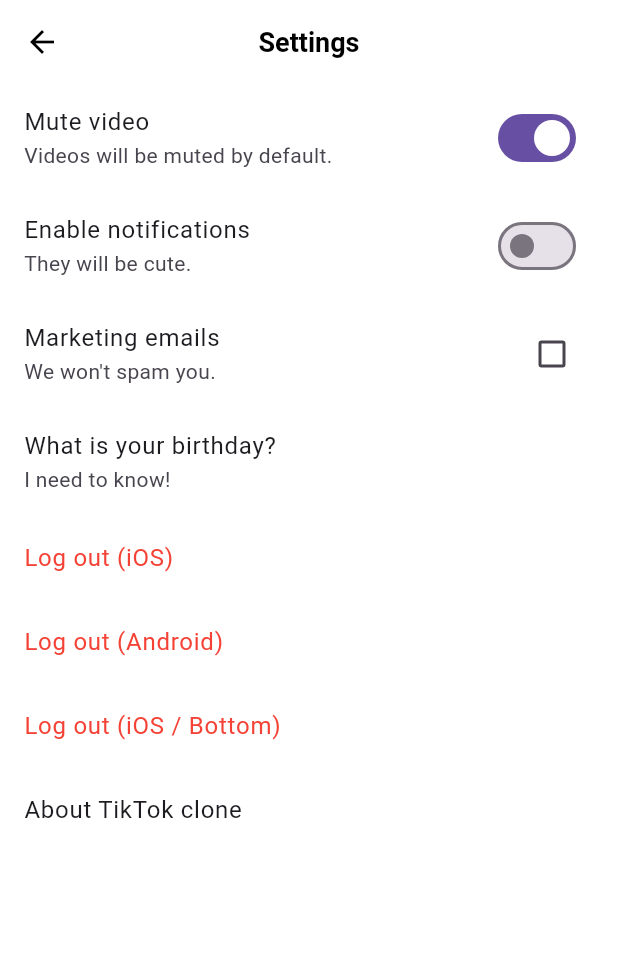
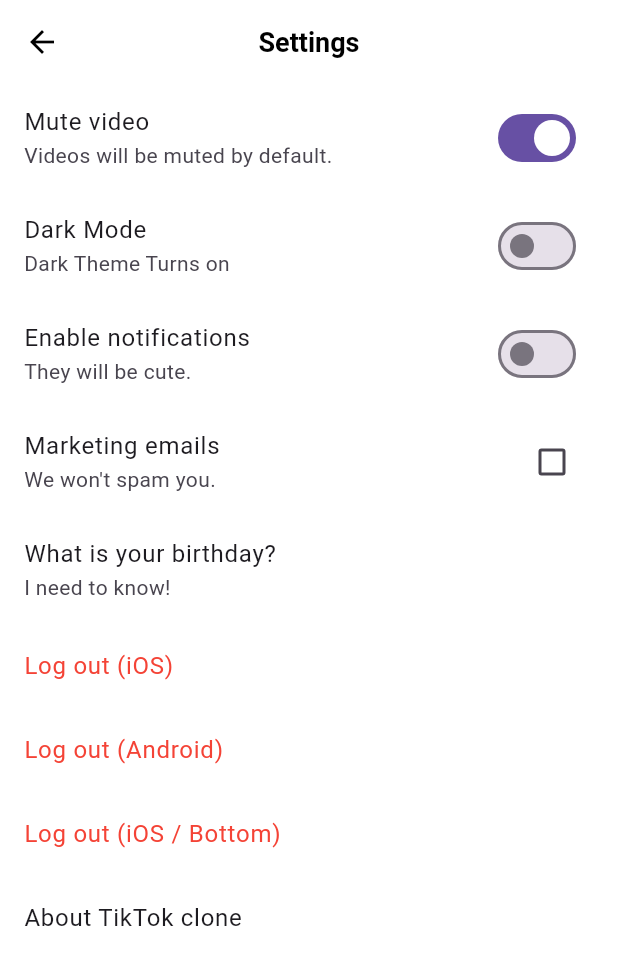
Before and after one commit to croner279/tiktok_clone, a Flutter app: the SettingsScreen screen opened directly, after a tap on "Mute video", on a phone screen of 412 x 824 dp. Shown: the top 965 px of the screen. Run offline on Flutter 3.47's test engine with Material 2 defaults, Android fonts, the phone set to English and light mode, and no system bars; our stand-ins replace camera, font_awesome_flutter, gallery_saver, go_router, image_picker, permission_handler and 2 more; network calls fail.

```diff
--- /dev/null
+++ b/tiktok/lib/common/widgets/main_navigation/widgets/darkMode_config.dart
@@ -0,0 +1,3 @@
+import 'package:flutter/foundation.dart';
+
+final darkModeConfig = ValueNotifier(false);
--- a/tiktok/lib/common/widgets/main_navigation/widgets/video_config.dart
+++ b/tiktok/lib/common/widgets/main_navigation/widgets/video_config.dart
@@ -1,15 +1,4 @@
 import 'package:flutter/foundation.dart';
 
-class VideoConfig extends ChangeNotifier {
-  bool autoMute = false;
-
-  void toggleAutoMute() {
-    autoMute = !autoMute;
-    //데이터 변경 사항을 듣고 있는 화면들이 있음. 데이터가 변경 되었으니 청취자에게 알려줘야함. 리스너로
-    // 실제 각 화면에서는 AnimatedBuilder가 듣고 있으며, 변경 사항을 적용해줌.
-    // 이전에 InheritedWidget은 위젯트리 맨 위에 있어서, 매번 automute와 같은 상태가 변경되면 전체 앱을 다 Rebuild하지만 이거는 해당 AnimatedBuilder 부분만 Rebuild
-    notifyListeners();
-  }
-}
-
-final videoConfig = VideoConfig();
+final videoConfig = ValueNotifier(false);
+// 하나의 값에 대한 ChangeNotifier임. false by default.
--- a/tiktok/lib/features/settings/settings_screen.dart
+++ b/tiktok/lib/features/settings/settings_screen.dart
@@ -2,6 +2,7 @@ import 'package:flutter/cupertino.dart';
 import 'package:flutter/foundation.dart';
 import 'package:flutter/material.dart';
 import 'package:font_awesome_flutter/font_awesome_flutter.dart';
+import 'package:tiktok/common/widgets/main_navigation/widgets/darkMode_config.dart';
 import 'package:tiktok/common/widgets/main_navigation/widgets/video_config.dart';
 
 class SettingsScreen extends StatefulWidget {
@@ -31,12 +32,24 @@ class _SettingsScreenState extends State<SettingsScreen> {
           AnimatedBuilder(
             animation: videoConfig,
             builder: (context, child) => SwitchListTile.adaptive(
-              value: videoConfig.autoMute,
+              value: videoConfig.value,
               onChanged: (value) {
-                videoConfig.toggleAutoMute();
+                videoConfig.value = !videoConfig.value; //해당 화면에서 직접 값을 변경 중
               },
               title: const Text("Mute video"),
               subtitle: const Text("Videos will be muted by default."),
+            ),
+          ),
+          AnimatedBuilder(
+            animation: darkModeConfig,
+            builder: (context, child) => SwitchListTile.adaptive(
+              value: darkModeConfig.value,
+              onChanged: (value) {
+                darkModeConfig.value =
+                    !darkModeConfig.value; //해당 화면에서 직접 값을 변경 중
+              },
+              title: const Text("Dark Mode"),
+              subtitle: const Text("Dark Theme Turns on"),
             ),
           ),
           SwitchListTile.adaptive(
--- a/tiktok/lib/features/videos/widgets/video_post.dart
+++ b/tiktok/lib/features/videos/widgets/video_post.dart
@@ -36,7 +36,7 @@ class _VideoPostState extends State<VideoPost>
 
   bool _isPaused = false;
 
-  bool _autoMute = videoConfig.autoMute;
+  bool _autoMute = videoConfig.value;
 
   void _onVideoChange() {
     if (_videoPlayerController.value.isInitialized) {
@@ -75,7 +75,7 @@ class _VideoPostState extends State<VideoPost>
 
     videoConfig.addListener(() {
       setState(() {
-        _autoMute = videoConfig.autoMute;
+        _autoMute = videoConfig.value;
       });
     });
   }
@@ -198,7 +198,9 @@ class _VideoPostState extends State<VideoPost>
                     : FontAwesomeIcons.volumeHigh,
                 color: Colors.white,
               ),
-              onPressed: videoConfig.toggleAutoMute,
+              onPressed: () {
+                videoConfig.value = !videoConfig.value;
+              },
             ),
           ),
           const Positioned(
```
Also changed, not shown: tiktok/lib/main.dart (+7 -3 lines).
